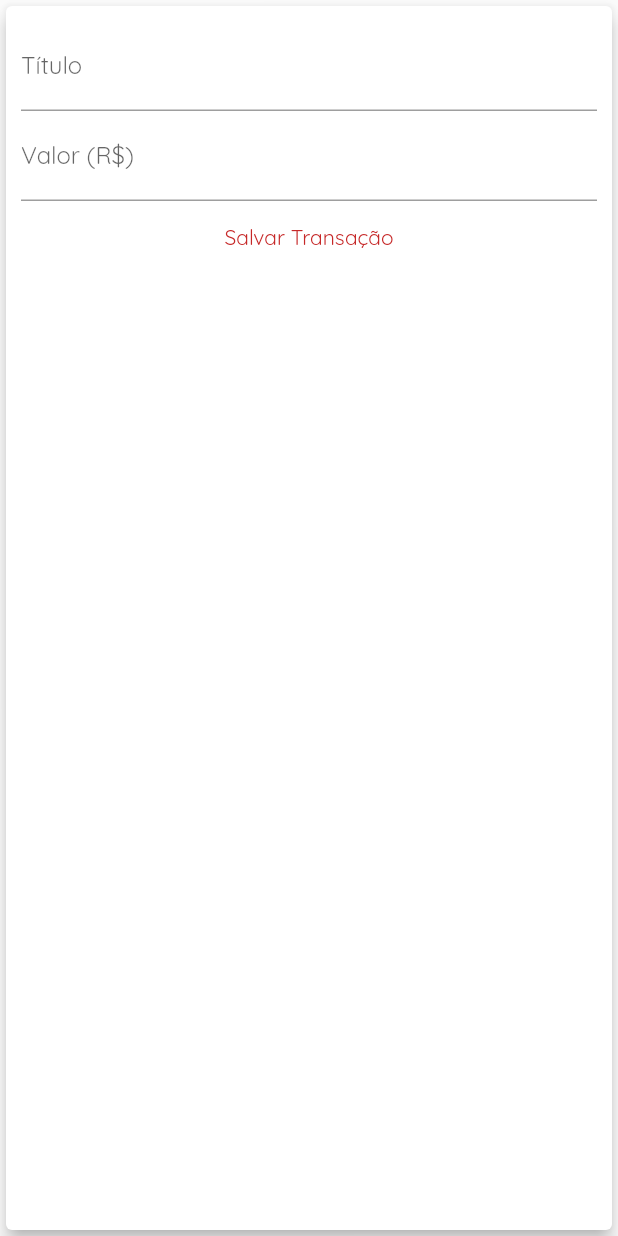
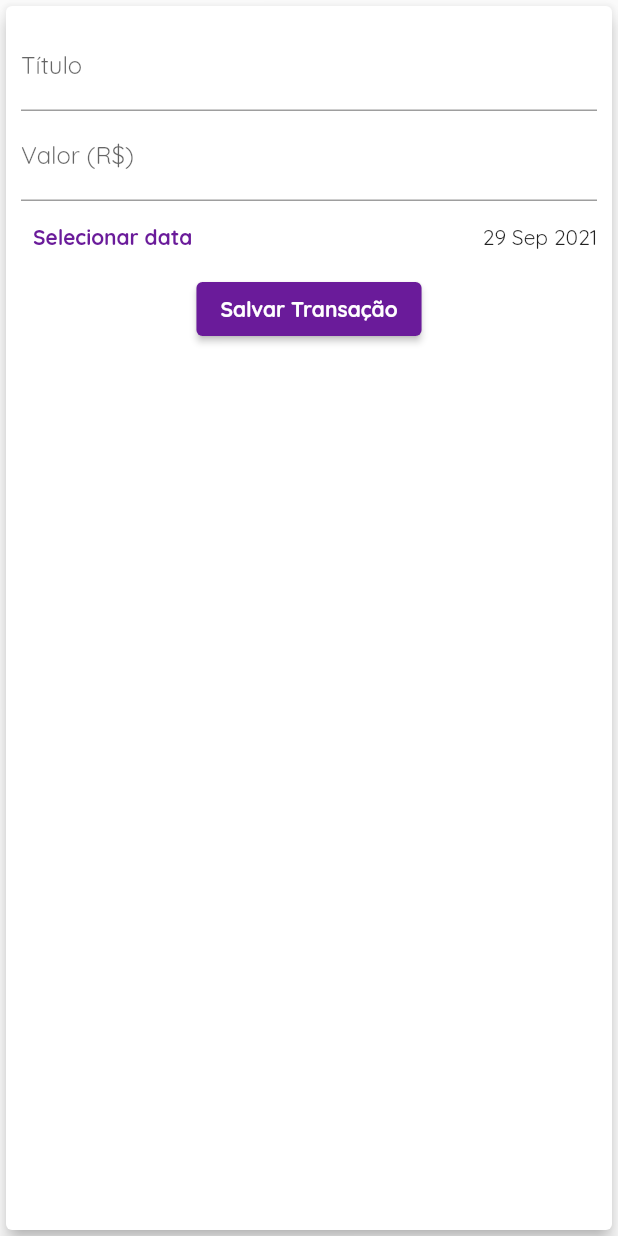
Before and after one commit to milenycgalvao/Despesas-app, a Flutter app: the TransactionForm widget shown alone on an empty page, opened directly with empty values, after a tap on "Salvar Transação", on a phone screen of 412 x 824 dp. Run offline on Flutter 3.47's test engine with Material 2 defaults, Android fonts, the phone set to English and light mode, and no system bars.

Commit message:
adicionando escolha de data

```diff
--- a/lib/components/chart.dart
+++ b/lib/components/chart.dart
@@ -55,8 +55,9 @@ class Chart extends StatelessWidget {
             return Expanded(
               child: ChartBar(
                   label: tr['day'].toString(),
-                  percentage:
-                      double.parse(tr['value'].toString()) / _weekTotalValue,
+                  percentage: _weekTotalValue == 0
+                      ? 0
+                      : double.parse(tr['value'].toString()) / _weekTotalValue,
                   valueDay: double.parse(tr['value'].toString())),
             );
             //Text('${tr['day']} : ${tr['value']} ');
--- a/lib/components/transaction_form.dart
+++ b/lib/components/transaction_form.dart
@@ -1,7 +1,8 @@
 import 'package:flutter/material.dart';
+import 'package:intl/intl.dart';
 
 class TransactionForm extends StatefulWidget {
-  final void Function(String, double) onSubmit;
+  final void Function(String, double, DateTime) onSubmit;
 
   TransactionForm(this.onSubmit);
 
@@ -11,22 +12,39 @@ class TransactionForm extends StatefulWidget {
 
 class _TransactionFormState extends State<TransactionForm> {
   final titleController = TextEditingController();
-
   final valueController = TextEditingController();
+  var _selectedDate = DateTime.now();
 
   _submitForm() {
     print(titleController.text);
     print(valueController.text);
+    print(_selectedDate);
 
     final title = titleController.text;
     final value = double.parse(valueController.text);
+    final DateTime date = _selectedDate;
 
     //p nao deixar chamar o on sobmit sem nada ou apenas c o titulo
     if (title.isEmpty || value <= 0) {
       return;
     }
 
-    widget.onSubmit(title, value);
+    widget.onSubmit(title, value, date);
+  }
+
+  _showDatePicker() {
+    showDatePicker(
+      context: context,
+      initialDate: DateTime.now(),
+      firstDate: DateTime(2021),
+      lastDate: DateTime.now(),
+    ).then((pickedDate) {
+      //aqui dentro só acontece quando o usuario da ok na data escolhida
+      setState(() {
+        _selectedDate = pickedDate!;
+        print(_selectedDate);
+      });
+    });
   }
 
   @override
@@ -54,10 +72,34 @@ class _TransactionFormState extends State<TransactionForm> {
               onSubmitted: (_) => _submitForm(),
               //assim porque onSubmited nao aceita funcao sem parametro
             ),
-            TextButton(
+            Row(
+              children: [
+                TextButton(
+                  onPressed: _showDatePicker,
+                  child: Text(
+                    'Selecionar data',
+                    style: TextStyle(
+                      fontWeight: FontWeight.w700,
+                    ),
+                  ),
+                ),
+                Expanded(
+                  child: Text(
+                    DateFormat('d MMM y').format(_selectedDate),
+                    textAlign: TextAlign.end,
+                  ),
+                )
+              ],
+            ),
+            ElevatedButton(
               onPressed: _submitForm,
-              child: Text('Salvar Transação'),
-              style: TextButton.styleFrom(primary: Colors.red.shade800),
+              child: Text(
+                'Salvar Transação',
+                style: TextStyle(
+                  fontWeight: FontWeight.w700,
+                ),
+              ),
+              style: TextButton.styleFrom(primary: Colors.white),
             )
           ],
         ),
```
Also changed, not shown: lib/main.dart (+4 -4 lines).
